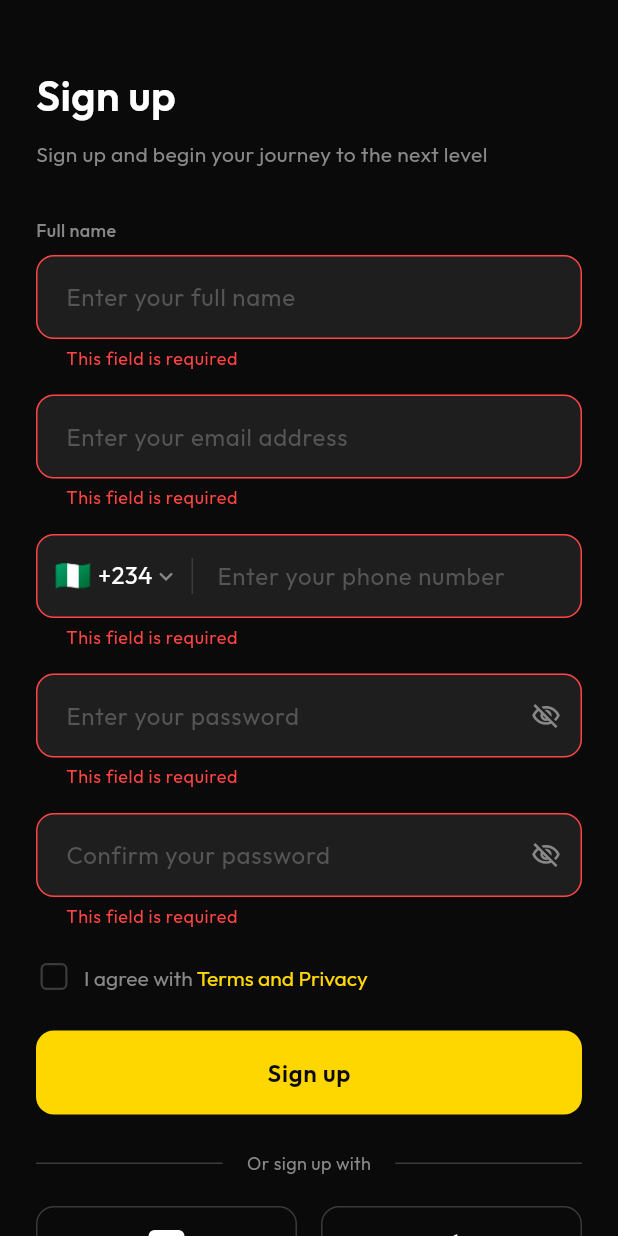
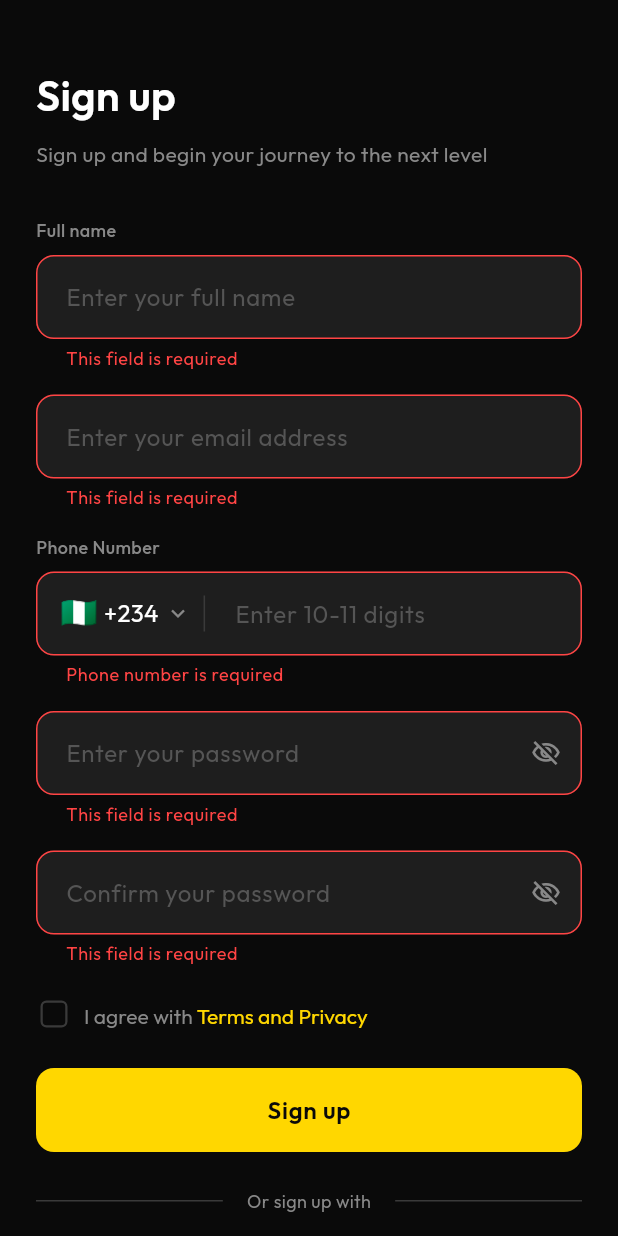
Before and after one commit to bone2020/Claude_qr_wallet, a Flutter app: the SignUpScreen screen opened by its route, after a tap on "Sign up", on a phone screen of 412 x 824 dp. Run offline on Flutter 3.47's test engine with Material 3 defaults, Android fonts, the phone set to English and light mode, and no system bars; drawn by our look-alikes of flutter_animate; our stand-ins replace cloud_firestore, firebase_auth, firebase_core, firebase_storage, flutter_riverpod, go_router and 9 more; missing offline and left inert: flutter_paystack_plus, mobile_scanner; accounts and stored records are empty.

Commit message:
Add improved phone input with per-country validation
- Create country_codes.dart with CountryCode class containing:
  - Country-specific min/max phone digit lengths
  - Built-in validation methods (getValidationError, isValidLength)
  - Currency codes for each African country
- Create phone_input_field.dart with:
  - Country picker bottom sheet with search
  - Dynamic input length limiting based on selected country
  - Hint text showing expected digit range
- Update sign_up_screen.dart to use new PhoneInputField widget
  with proper per-country phone number validation

```diff
--- a/lib/features/auth/screens/sign_up_screen.dart
+++ b/lib/features/auth/screens/sign_up_screen.dart
@@ -6,7 +6,9 @@ import 'package:go_router/go_router.dart';
 import '../../../core/constants/constants.dart';
 import '../../../core/router/app_router.dart';
 import '../../../providers/auth_provider.dart';
+import '../widgets/country_codes.dart';
 import '../widgets/custom_text_field.dart';
+import '../widgets/phone_input_field.dart';
 import '../widgets/social_login_button.dart';
 
 /// Sign up screen for new user registration
@@ -27,7 +29,8 @@ class _SignUpScreenState extends ConsumerState<SignUpScreen> {
 
   bool _agreedToTerms = false;
   bool _isLoading = false;
-  AfricanCountry _selectedCountry = AfricanCountries.defaultCountry;
+  CountryCode _selectedCountry = AfricanCountryCodes.defaultCountry;
+  final _phoneFieldKey = GlobalKey<PhoneInputFieldState>();
 
   @override
   void dispose() {
@@ -61,15 +64,8 @@ class _SignUpScreenState extends ConsumerState<SignUpScreen> {
   }
 
   String? _validatePhone(String? value) {
-    if (value == null || value.isEmpty) {
-      return AppStrings.errorFieldRequired;
-    }
-    // African phone numbers vary: 7-11 digits depending on country
-    // Ghana: 9 digits, Nigeria: 10 digits, Kenya: 9 digits, etc.
-    if (value.length < 7 || value.length > 11) {
-      return AppStrings.errorInvalidPhone;
-    }
-    return null;
+    // Use country-specific validation from the selected country
+    return _selectedCountry.getValidationError(value ?? '');
   }
 
   String? _validatePassword(String? value) {
@@ -305,14 +301,17 @@ class _SignUpScreenState extends ConsumerState<SignUpScreen> {
 
         const SizedBox(height: AppDimensions.spaceMD),
 
-        // Phone Number
-        PhoneTextField(
+        // Phone Number with Country Picker
+        PhoneInputField(
+          key: _phoneFieldKey,
           controller: _phoneController,
+          label: AppStrings.phoneNumber,
           validator: _validatePhone,
           initialCountry: _selectedCountry,
           onCountryChanged: (country) {
             setState(() => _selectedCountry = country);
           },
+          textInputAction: TextInputAction.next,
         ).animate().fadeIn(delay: 300.ms, duration: 400.ms),
 
         const SizedBox(height: AppDimensions.spaceMD),
--- /dev/null
+++ b/lib/features/auth/widgets/country_codes.dart
@@ -0,0 +1,141 @@
+/// African country codes for phone number input
+class CountryCode {
+  final String name;
+  final String code;
+  final String dialCode;
+  final String flag;
+  final int minLength; // Minimum phone digits (without country code)
+  final int maxLength; // Maximum phone digits (without country code)
+  final String currencyCode;
+
+  const CountryCode({
+    required this.name,
+    required this.code,
+    required this.dialCode,
+    required this.flag,
+    required this.minLength,
+    required this.maxLength,
+    required this.currencyCode,
+  });
+
+  @override
+  String toString() => '$flag $dialCode';
+
+  /// Validate phone number length for this country
+  bool isValidLength(String phoneNumber) {
+    final digitsOnly = phoneNumber.replaceAll(RegExp(r'\D'), '');
+    return digitsOnly.length >= minLength && digitsOnly.length <= maxLength;
+  }
+
+  /// Get validation error message
+  String? getValidationError(String phoneNumber) {
+    final digitsOnly = phoneNumber.replaceAll(RegExp(r'\D'), '');
+    if (digitsOnly.isEmpty) {
+      return 'Phone number is required';
+    }
+    if (digitsOnly.length < minLength) {
+      return 'Phone number must be at least $minLength digits';
+    }
+    if (digitsOnly.length > maxLength) {
+      return 'Phone number must not exceed $maxLength digits';
+    }
+    return null;
+  }
+}
+
+/// List of African countries with their dial codes and phone number lengths
+class AfricanCountryCodes {
+  static const List<CountryCode> countries = [
+    // West Africa
+    CountryCode(name: 'Nigeria', code: 'NG', dialCode: '+234', flag: '🇳🇬', minLength: 10, maxLength: 11, currencyCode: 'NGN'),
+    CountryCode(name: 'Ghana', code: 'GH', dialCode: '+233', flag: '🇬🇭', minLength: 9, maxLength: 10, currencyCode: 'GHS'),
+    CountryCode(name: 'Senegal', code: 'SN', dialCode: '+221', flag: '🇸🇳', minLength: 9, maxLength: 9, currencyCode: 'XOF'),
+    CountryCode(name: 'Ivory Coast', code: 'CI', dialCode: '+225', flag: '🇨🇮', minLength: 10, maxLength: 10, currencyCode: 'XOF'),
+    CountryCode(name: 'Cameroon', code: 'CM', dialCode: '+237', flag: '🇨🇲', minLength: 9, maxLength: 9, currencyCode: 'XAF'),
+    CountryCode(name: 'Mali', code: 'ML', dialCode: '+223', flag: '🇲🇱', minLength: 8, maxLength: 8, currencyCode: 'XOF'),
+    CountryCode(name: 'Burkina Faso', code: 'BF', dialCode: '+226', flag: '🇧🇫', minLength: 8, maxLength: 8, currencyCode: 'XOF'),
+    CountryCode(name: 'Niger', code: 'NE', dialCode: '+227', flag: '🇳🇪', minLength: 8, maxLength: 8, currencyCode: 'XOF'),
+    CountryCode(name: 'Benin', code: 'BJ', dialCode: '+229', flag: '🇧🇯', minLength: 8, maxLength: 8, currencyCode: 'XOF'),
+    CountryCode(name: 'Togo', code: 'TG', dialCode: '+228', flag: '🇹🇬', minLength: 8, maxLength: 8, currencyCode: 'XOF'),
+    CountryCode(name: 'Sierra Leone', code: 'SL', dialCode: '+232', flag: '🇸🇱', minLength: 8, maxLength: 8, currencyCode: 'SLL'),
+    CountryCode(name: 'Liberia', code: 'LR', dialCode: '+231', flag: '🇱🇷', minLength: 7, maxLength: 8, currencyCode: 'LRD'),
+    CountryCode(name: 'Guinea', code: 'GN', dialCode: '+224', flag: '🇬🇳', minLength: 9, maxLength: 9, currencyCode: 'GNF'),
+    CountryCode(name: 'Guinea-Bissau', code: 'GW', dialCode: '+245', flag: '🇬🇼', minLength: 7, maxLength: 7, currencyCode: 'XOF'),
+    CountryCode(name: 'Gambia', code: 'GM', dialCode: '+220', flag: '🇬🇲', minLength: 7, maxLength: 7, currencyCode: 'GMD'),
+    CountryCode(name: 'Cape Verde', code: 'CV', dialCode: '+238', flag: '🇨🇻', minLength: 7, maxLength: 7, currencyCode: 'CVE'),
+    CountryCode(name: 'Mauritania', code: 'MR', dialCode: '+222', flag: '🇲🇷', minLength: 8, maxLength: 8, currencyCode: 'MRU'),
+
+    // East Africa
+    CountryCode(name: 'Kenya', code: 'KE', dialCode: '+254', flag: '🇰🇪', minLength: 9, maxLength: 10, currencyCode: 'KES'),
+    CountryCode(name: 'Tanzania', code: 'TZ', dialCode: '+255', flag: '🇹🇿', minLength: 9, maxLength: 9, currencyCode: 'TZS'),
+    CountryCode(name: 'Uganda', code: 'UG', dialCode: '+256', flag: '🇺🇬', minLength: 9, maxLength: 9, currencyCode: 'UGX'),
+    CountryCode(name: 'Rwanda', code: 'RW', dialCode: '+250', flag: '🇷🇼', minLength: 9, maxLength: 9, currencyCode: 'RWF'),
+    CountryCode(name: 'Ethiopia', code: 'ET', dialCode: '+251', flag: '🇪🇹', minLength: 9, maxLength: 9, currencyCode: 'ETB'),
+    CountryCode(name: 'Somalia', code: 'SO', dialCode: '+252', flag: '🇸🇴', minLength: 7, maxLength: 8, currencyCode: 'SOS'),
+    CountryCode(name: 'Djibouti', code: 'DJ', dialCode: '+253', flag: '🇩🇯', minLength: 8, maxLength: 8, currencyCode: 'DJF'),
+    CountryCode(name: 'Eritrea', code: 'ER', dialCode: '+291', flag: '🇪🇷', minLength: 7, maxLength: 7, currencyCode: 'ERN'),
+    CountryCode(name: 'South Sudan', code: 'SS', dialCode: '+211', flag: '🇸🇸', minLength: 9, maxLength: 9, currencyCode: 'SSP'),
+    CountryCode(name: 'Sudan', code: 'SD', dialCode: '+249', flag: '🇸🇩', minLength: 9, maxLength: 9, currencyCode: 'SDG'),
+
+    // Southern Africa
+    CountryCode(name: 'South Africa', code: 'ZA', dialCode: '+27', flag: '🇿🇦', minLength: 9, maxLength: 9, currencyCode: 'ZAR'),
+    CountryCode(name: 'Zimbabwe', code: 'ZW', dialCode: '+263', flag: '🇿🇼', minLength: 9, maxLength: 9, currencyCode: 'ZWL'),
+    CountryCode(name: 'Zambia', code: 'ZM', dialCode: '+260', flag: '🇿🇲', minLength: 9, maxLength: 9, currencyCode: 'ZMW'),
+    CountryCode(name: 'Botswana', code: 'BW', dialCode: '+267', flag: '🇧🇼', minLength: 7, maxLength: 8, currencyCode: 'BWP'),
+    CountryCode(name: 'Namibia', code: 'NA', dialCode: '+264', flag: '🇳🇦', minLength: 9, maxLength: 9, currencyCode: 'NAD'),
+    CountryCode(name: 'Mozambique', code: 'MZ', dialCode: '+258', flag: '🇲🇿', minLength: 9, maxLength: 9, currencyCode: 'MZN'),
+    CountryCode(name: 'Angola', code: 'AO', dialCode: '+244', flag: '🇦🇴', minLength: 9, maxLength: 9, currencyCode: 'AOA'),
+    CountryCode(name: 'Malawi', code: 'MW', dialCode: '+265', flag: '🇲🇼', minLength: 9, maxLength: 9, currencyCode: 'MWK'),
+    CountryCode(name: 'Lesotho', code: 'LS', dialCode: '+266', flag: '🇱🇸', minLength: 8, maxLength: 8, currencyCode: 'LSL'),
+    CountryCode(name: 'Eswatini', code: 'SZ', dialCode: '+268', flag: '🇸🇿', minLength: 8, maxLength: 8, currencyCode: 'SZL'),
+    CountryCode(name: 'Madagascar', code: 'MG', dialCode: '+261', flag: '🇲🇬', minLength: 9, maxLength: 10, currencyCode: 'MGA'),
+    CountryCode(name: 'Mauritius', code: 'MU', dialCode: '+230', flag: '🇲🇺', minLength: 7, maxLength: 8, currencyCode: 'MUR'),
+    CountryCode(name: 'Seychelles', code: 'SC', dialCode: '+248', flag: '🇸🇨', minLength: 7, maxLength: 7, currencyCode: 'SCR'),
+    CountryCode(name: 'Comoros', code: 'KM', dialCode: '+269', flag: '🇰🇲', minLength: 7, maxLength: 7, currencyCode: 'KMF'),
+
+    // North Africa
+    CountryCode(name: 'Egypt', code: 'EG', dialCode: '+20', flag: '🇪🇬', minLength: 10, maxLength: 10, currencyCode: 'EGP'),
+    CountryCode(name: 'Morocco', code: 'MA', dialCode: '+212', flag: '🇲🇦', minLength: 9, maxLength: 9, currencyCode: 'MAD'),
+    CountryCode(name: 'Algeria', code: 'DZ', dialCode: '+213', flag: '🇩🇿', minLength: 9, maxLength: 9, currencyCode: 'DZD'),
+    CountryCode(name: 'Tunisia', code: 'TN', dialCode: '+216', flag: '🇹🇳', minLength: 8, maxLength: 8, currencyCode: 'TND'),
+    CountryCode(name: 'Libya', code: 'LY', dialCode: '+218', flag: '🇱🇾', minLength: 9, maxLength: 9, currencyCode: 'LYD'),
+
+    // Central Africa
+    CountryCode(name: 'Congo (DRC)', code: 'CD', dialCode: '+243', flag: '🇨🇩', minLength: 9, maxLength: 9, currencyCode: 'CDF'),
+    CountryCode(name: 'Congo', code: 'CG', dialCode: '+242', flag: '🇨🇬', minLength: 9, maxLength: 9, currencyCode: 'XAF'),
+    CountryCode(name: 'Gabon', code: 'GA', dialCode: '+241', flag: '🇬🇦', minLength: 7, maxLength: 8, currencyCode: 'XAF'),
+    CountryCode(name: 'Equatorial Guinea', code: 'GQ', dialCode: '+240', flag: '🇬🇶', minLength: 9, maxLength: 9, currencyCode: 'XAF'),
+    CountryCode(name: 'Central African Republic', code: 'CF', dialCode: '+236', flag: '🇨🇫', minLength: 8, maxLength: 8, currencyCode: 'XAF'),
+    CountryCode(name: 'Chad', code: 'TD', dialCode: '+235', flag: '🇹🇩', minLength: 8, maxLength: 8, currencyCode: 'XAF'),
+    CountryCode(name: 'São Tomé and Príncipe', code: 'ST', dialCode: '+239', flag: '🇸🇹', minLength: 7, maxLength: 7, currencyCode: 'STN'),
+    CountryCode(name: 'Burundi', code: 'BI', dialCode: '+257', flag: '🇧🇮', minLength: 8, maxLength: 8, currencyCode: 'BIF'),
+  ];
+
+  /// Get default country (Nigeria)
+  static CountryCode get defaultCountry => countries.first;
+
+  /// Find country by code (safe - no exception)
+  static CountryCode? findByCode(String code) {
+    for (final country in countries) {
+      if (country.code == code) return country;
+    }
+    return null;
+  }
+
+  /// Find country by dial code (safe - no exception)
+  static CountryCode? findByDialCode(String dialCode) {
+    for (final country in countries) {
+      if (country.dialCode == dialCode) return country;
+    }
+    return null;
+  }
+
+  /// Search countries by name or dial code
+  static List<CountryCode> search(String query) {
+    if (query.isEmpty) return countries;
+    final lowerQuery = query.toLowerCase();
+    return countries.where((country) =>
+        country.name.toLowerCase().contains(lowerQuery) ||
+        country.dialCode.contains(query)).toList();
+  }
+}
--- /dev/null
+++ b/lib/features/auth/widgets/phone_input_field.dart
@@ -0,0 +1,310 @@
+import 'package:flutter/material.dart';
+import 'package:flutter/services.dart';
+
+import '../../../core/constants/constants.dart';
+import 'country_codes.dart';
+
+/// Phone input field with country code picker
+class PhoneInputField extends StatefulWidget {
+  final TextEditingController? controller;
+  final String? Function(String?)? validator;
+  final void Function(String fullNumber, CountryCode country)? onChanged;
+  final void Function(CountryCode)? onCountryChanged;
+  final CountryCode? initialCountry;
+  final String? label;
+  final bool enabled;
+  final FocusNode? focusNode;
+  final TextInputAction? textInputAction;
+  final void Function(String)? onFieldSubmitted;
+
+  const PhoneInputField({
+    super.key,
+    this.controller,
+    this.validator,
+    this.onChanged,
+    this.onCountryChanged,
+    this.initialCountry,
+    this.label,
+    this.enabled = true,
+    this.focusNode,
+    this.textInputAction,
+    this.onFieldSubmitted,
+  });
+
+  @override
+  State<PhoneInputField> createState() => PhoneInputFieldState();
+}
+
+class PhoneInputFieldState extends State<PhoneInputField> {
+  late CountryCode _selectedCountry;
+
+  @override
+  void initState() {
+    super.initState();
+    _selectedCountry = widget.initialCountry ?? AfricanCountryCodes.defaultCountry;
+  }
+
+  /// Get the selected country
+  CountryCode get selectedCountry => _selectedCountry;
+
+  /// Get full phone number with country code
+  String get fullPhoneNumber {
+    return '${_selectedCountry.dialCode}${widget.controller?.text ?? ''}';
+  }
+
+  /// Validate the phone number
+  String? validatePhone(String? value) {
+    if (value == null || value.isEmpty) {
+      return 'Phone number is required';
+    }
+    return _selectedCountry.getValidationError(value);
+  }
+
+  void _showCountryPicker() {
+    showModalBottomSheet(
+      context: context,
+      backgroundColor: AppColors.surfaceDark,
+      shape: const RoundedRectangleBorder(
+        borderRadius: BorderRadius.vertical(
+          top: Radius.circular(AppDimensions.radiusXL),
+        ),
+      ),
+      isScrollControlled: true,
+      builder: (context) => _CountryPickerSheet(
+        selectedCountry: _selectedCountry,
+        onSelect: (country) {
+          setState(() => _selectedCountry = country);
+          widget.onCountryChanged?.call(country);
+          _notifyChange();
+          Navigator.pop(context);
+        },
+      ),
+    );
+  }
+
+  void _notifyChange() {
+    if (widget.onChanged != null && widget.controller != null) {
+      widget.onChanged!(fullPhoneNumber, _selectedCountry);
+    }
+  }
+
+  @override
+  Widget build(BuildContext context) {
+    return Column(
+      crossAxisAlignment: CrossAxisAlignment.start,
+      children: [
+        if (widget.label != null) ...[
+          Text(
+            widget.label!,
+            style: AppTextStyles.inputLabel(),
+          ),
+          const SizedBox(height: AppDimensions.spaceXS),
+        ],
+        TextFormField(
+          controller: widget.controller,
+          keyboardType: TextInputType.phone,
+          enabled: widget.enabled,
+          focusNode: widget.focusNode,
+          textInputAction: widget.textInputAction,
+          onFieldSubmitted: widget.onFieldSubmitted,
+          validator: widget.validator ?? validatePhone,
+          onChanged: (_) => _notifyChange(),
+          style: AppTextStyles.inputText(),
+          cursorColor: AppColors.primary,
+          inputFormatters: [
+            FilteringTextInputFormatter.digitsOnly,
+            LengthLimitingTextInputFormatter(_selectedCountry.maxLength),
+          ],
+          decoration: InputDecoration(
+            hintText: 'Enter ${_selectedCountry.minLength}-${_selectedCountry.maxLength} digits',
+            hintStyle: AppTextStyles.inputHint(),
+            prefixIcon: GestureDetector(
+              onTap: widget.enabled ? _showCountryPicker : null,
+              child: Container(
+                padding: const EdgeInsets.symmetric(
+                  horizontal: AppDimensions.spaceMD,
+                ),
+                child: Row(
+                  mainAxisSize: MainAxisSize.min,
+                  children: [
+                    Text(
+                      _selectedCountry.flag,
+                      style: const TextStyle(fontSize: 20),
+                    ),
+                    const SizedBox(width: AppDimensions.spaceXXS),
+                    Text(
+                      _selectedCountry.dialCode,
+                      style: AppTextStyles.inputText(),
+                    ),
+                    const SizedBox(width: AppDimensions.spaceXXS),
+                    Icon(
+                      Icons.keyboard_arrow_down,
+                      color: AppColors.textSecondaryDark,
+                      size: 18,
+                    ),
+                    const SizedBox(width: AppDimensions.spaceXS),
+                    Container(
+                      width: 1,
+                      height: 24,
+                      color: AppColors.inputBorderDark,
+                    ),
+                  ],
+                ),
+              ),
+            ),
+          ),
+        ),
+      ],
+    );
+  }
+}
+
+/// Country picker bottom sheet
+class _CountryPickerSheet extends StatefulWidget {
+  final CountryCode selectedCountry;
+  final void Function(CountryCode) onSelect;
+
+  const _CountryPickerSheet({
+    required this.selectedCountry,
+    required this.onSelect,
+  });
+
+  @override
+  State<_CountryPickerSheet> createState() => _CountryPickerSheetState();
+}
+
+class _CountryPickerSheetState extends State<_CountryPickerSheet> {
+  final _searchController = TextEditingController();
+  List<CountryCode> _filteredCountries = AfricanCountryCodes.countries;
+
+  @override
+  void dispose() {
+    _searchController.dispose();
+    super.dispose();
+  }
+
+  void _filterCountries(String query) {
+    setState(() {
+      _filteredCountries = AfricanCountryCodes.search(query);
+    });
+  }
+
+  @override
+  Widget build(BuildContext context) {
+    return DraggableScrollableSheet(
+      initialChildSize: 0.7,
+      minChildSize: 0.5,
+      maxChildSize: 0.9,
+      expand: false,
+      builder: (context, scrollController) => Column(
+        children: [
+          // Handle
+          Container(
+            margin: const EdgeInsets.only(top: AppDimensions.spaceMD),
+            width: 40,
+            height: 4,
+            decoration: BoxDecoration(
+              color: AppColors.textTertiaryDark,
+              borderRadius: BorderRadius.circular(2),
+            ),
+          ),
+
+          // Title
+          Padding(
+            padding: const EdgeInsets.all(AppDimensions.spaceMD),
+            child: Text(
+              'Select Country',
+              style: AppTextStyles.headlineSmall(),
+            ),
+          ),
+
+          // Search field
+          Padding(
+            padding: const EdgeInsets.symmetric(
+              horizontal: AppDimensions.spaceMD,
+            ),
+            child: TextField(
+              controller: _searchController,
+              onChanged: _filterCountries,
+              style: AppTextStyles.inputText(),
+              cursorColor: AppColors.primary,
+              decoration: InputDecoration(
+                hintText: 'Search country...',
+                hintStyle: AppTextStyles.inputHint(),
+                prefixIcon: const Icon(
+                  Icons.search,
+                  color: AppColors.textSecondaryDark,
+                ),
+                filled: true,
+                fillColor: AppColors.inputBackgroundDark,
+                border: OutlineInputBorder(
+                  borderRadius: BorderRadius.circular(AppDimensions.radiusMD),
+                  borderSide: BorderSide.none,
+                ),
+                contentPadding: const EdgeInsets.symmetric(
+                  horizontal: AppDimensions.spaceMD,
+                  vertical: AppDimensions.spaceSM,
+                ),
+              ),
+            ),
+          ),
+
+          const SizedBox(height: AppDimensions.spaceMD),
+
+          // Country list
+          Expanded(
+            child: ListView.builder(
+              controller: scrollController,
+              itemCount: _filteredCountries.length,
+              itemBuilder: (context, index) {
+                final country = _filteredCountries[index];
+                final isSelected = country.code == widget.selectedCountry.code;
+
+                return ListTile(
+                  onTap: () => widget.onSelect(country),
+                  leading: Text(
+                    country.flag,
+                    style: const TextStyle(fontSize: 24),
+                  ),
+                  title: Text(
+                    country.name,
+                    style: AppTextStyles.bodyMedium(
+                      color: isSelected
+                          ? AppColors.primary
+                          : AppColors.textPrimaryDark,
+                    ),
+                  ),
+                  subtitle: Text(
+                    '${country.minLength}-${country.maxLength} digits',
+                    style: AppTextStyles.caption(
+                      color: AppColors.textTertiaryDark,
+                    ),
+                  ),
+                  trailing: Row(
+                    mainAxisSize: MainAxisSize.min,
+                    children: [
+                      Text(
+                        country.dialCode,
+                        style: AppTextStyles.bodyMedium(
+                          color: AppColors.textSecondaryDark,
+                        ),
+                      ),
+                      if (isSelected) ...[
+                        const SizedBox(width: AppDimensions.spaceXS),
+                        const Icon(
+                          Icons.check_circle,
+                          color: AppColors.primary,
+                          size: 20,
+                        ),
+                      ],
+                    ],
+                  ),
+                );
+              },
+            ),
+          ),
+        ],
+      ),
+    );
+  }
+}
```
